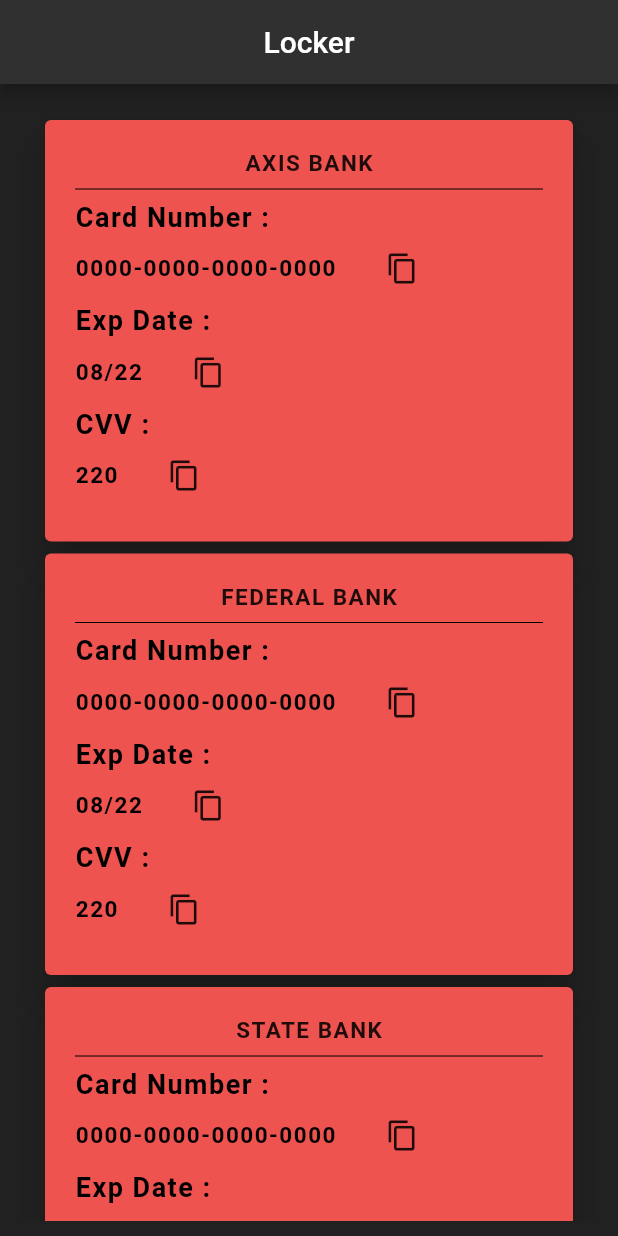
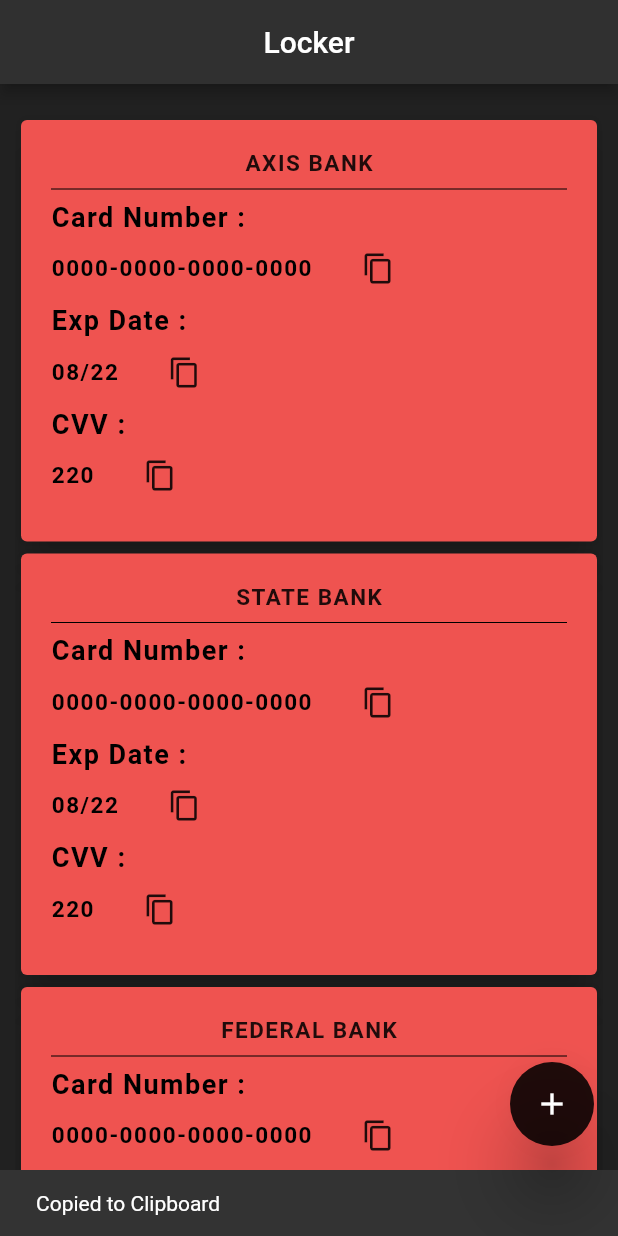
Before and after one commit to vishnu-vr/flutter_sample, a Flutter app: the screen it shows after launch, after a tap on the "content copy" icon, on a phone screen of 412 x 824 dp. Run offline on Flutter 3.47's test engine with Material 2 defaults, Android fonts, the phone set to English and light mode, and no system bars; missing offline and left inert: clipboard_manager.

Commit message:
add button

```diff
--- a/lib/main.dart
+++ b/lib/main.dart
@@ -1,4 +1,5 @@
 import 'package:flutter/material.dart';
+import 'package:clipboard_manager/clipboard_manager.dart';
 
 void main() => runApp(MyApp());
 
@@ -18,6 +19,43 @@ class Home extends StatefulWidget {
 }
 
 class _HomeState extends State<Home> {
+  final List<Map> atmCardList = [
+    {
+      "bank_name": "Axis Bank",
+      "card_number": "0000-0000-0000-0000",
+      "exp_date": "08/22",
+      "cvv": "220"
+    },
+    {
+      "bank_name": "State Bank",
+      "card_number": "0000-0000-0000-0000",
+      "exp_date": "08/22",
+      "cvv": "220"
+    },
+    {
+      "bank_name": "Federal Bank",
+      "card_number": "0000-0000-0000-0000",
+      "exp_date": "08/22",
+      "cvv": "220"
+    },
+  ];
+
+  void addNewCard(
+    String bankName,
+    String cardNumber,
+    String expDate,
+    String cvv,
+  ) {
+    setState(() {
+      atmCardList.add({
+        "bank_name": bankName,
+        "card_number": cardNumber,
+        "exp_date": expDate,
+        "cvv": cvv,
+      });
+    });
+  }
+
   @override
   Widget build(BuildContext context) {
     return Scaffold(
@@ -30,12 +68,19 @@ class _HomeState extends State<Home> {
       body: Padding(
         padding: EdgeInsets.fromLTRB(10.0, 20.0, 10.0, 10.0),
         child: ListView(
-          children: [
-            AtmCard("Axis Bank", "0000-0000-0000-0000", "08/22", "220"),
-            AtmCard("Federal Bank", "0000-0000-0000-0000", "08/22", "220"),
-            AtmCard("State Bank", "0000-0000-0000-0000", "08/22", "220"),
-          ],
+          children: this
+              .atmCardList
+              .map((e) => AtmCard(
+                  e["bank_name"], e["card_number"], e["exp_date"], e["cvv"]))
+              .toList(),
         ),
+      ),
+      floatingActionButton: FloatingActionButton(
+        onPressed: () =>
+            {this.addNewCard("bankName", "cardNumber", "expDate", "cvv")},
+        child: Icon(Icons.add),
+        backgroundColor: Colors.black87,
+        elevation: 20.0,
       ),
     );
   }
@@ -50,9 +95,7 @@ class AtmCard extends StatelessWidget {
 
   @override
   Widget build(BuildContext context) {
-    return FlatButton(
-      onPressed: () => {print("card clicked")},
-      child: Card(
+    return Card(
       shadowColor: Colors.black,
       elevation: 10.0,
       color: Colors.red[400],
@@ -76,7 +119,6 @@ class AtmCard extends StatelessWidget {
               AtmCardInsideInfo("Exp Date", this.expDate),
               AtmCardInsideInfo("CVV", this.cvv),
             ],
-            ),
           ),
         ),
       ),
@@ -118,7 +160,19 @@ class AtmCardInsideInfo extends StatelessWidget {
                 ),
               ),
               FlatButton(
-                onPressed: () => {print("copy to clipboard")},
+                onPressed: () => {
+                  ClipboardManager.copyToClipBoard(this.holderInfo)
+                      .then((result) {
+                    final snackBar = SnackBar(
+                      content: Text('Copied to Clipboard'),
+                      // action: SnackBarAction(
+                      //   label: 'Undo',
+                      //   onPressed: () {},
+                      // ),
+                    );
+                    Scaffold.of(context).showSnackBar(snackBar);
+                  })
+                },
                 child: Icon(Icons.content_copy, size: 22.0),
               )
             ],
--- a/pubspec.yaml
+++ b/pubspec.yaml
@@ -27,6 +27,7 @@ dependencies:
   # The following adds the Cupertino Icons font to your application.
   # Use with the CupertinoIcons class for iOS style icons.
   cupertino_icons: ^0.1.3
+  clipboard_manager: ^0.0.1
 
 dev_dependencies:
   flutter_test:
```
Also changed, not shown: pubspec.lock. Lines whose indentation alone changed are shown as unchanged.
